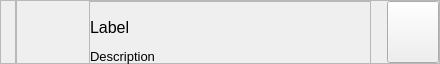
This is ui/ui/toast_notification.ui in pntech-dev/Documents-Exp-Desktop as Qt 5 draws it before an edit. The edited form follows.
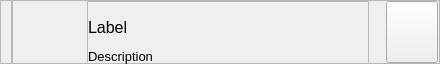
This is the edited form.

Commit message: fix(ui): fix icon blurring in toast notification

The edit to the form file:
```diff
--- a/ui/ui/toast_notification.ui
+++ b/ui/ui/toast_notification.ui
@@ -42,7 +42,7 @@
     <widget class="QFrame" name="notify_type_line_frame">
      <property name="minimumSize">
       <size>
-       <width>16</width>
+       <width>12</width>
        <height>0</height>
       </size>
      </property>
```
The commit also changes 6 other files.
